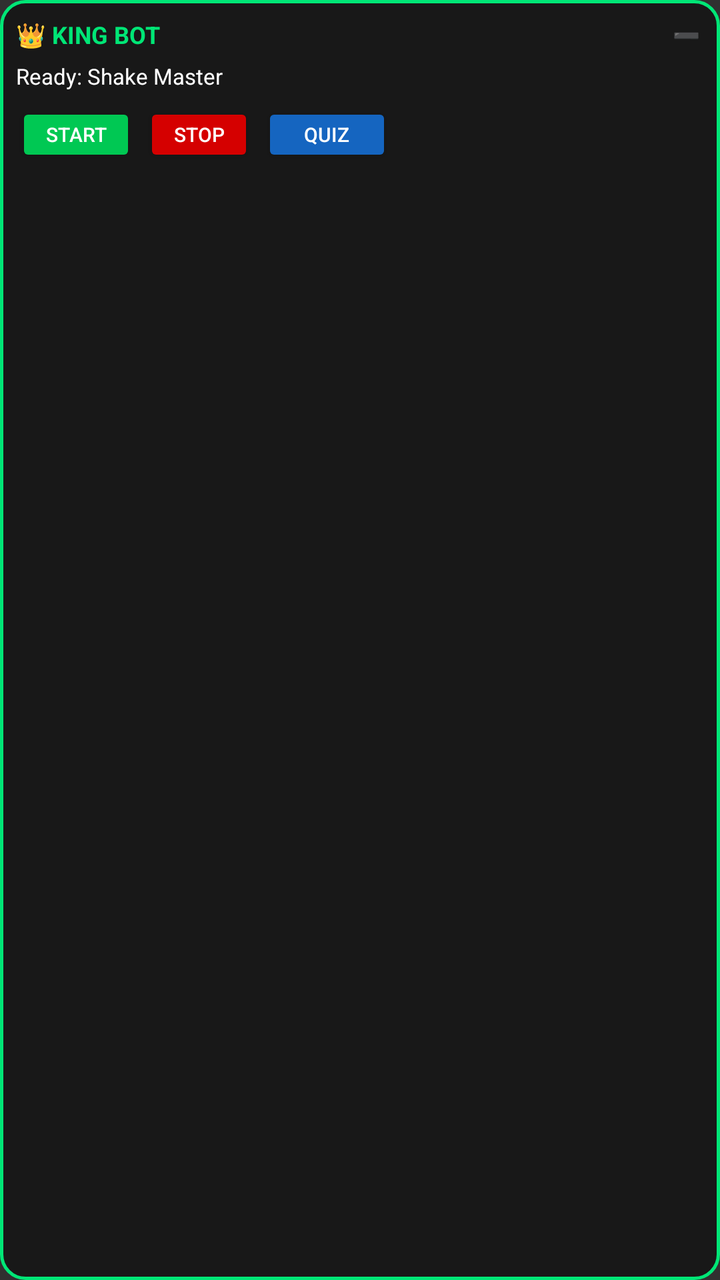
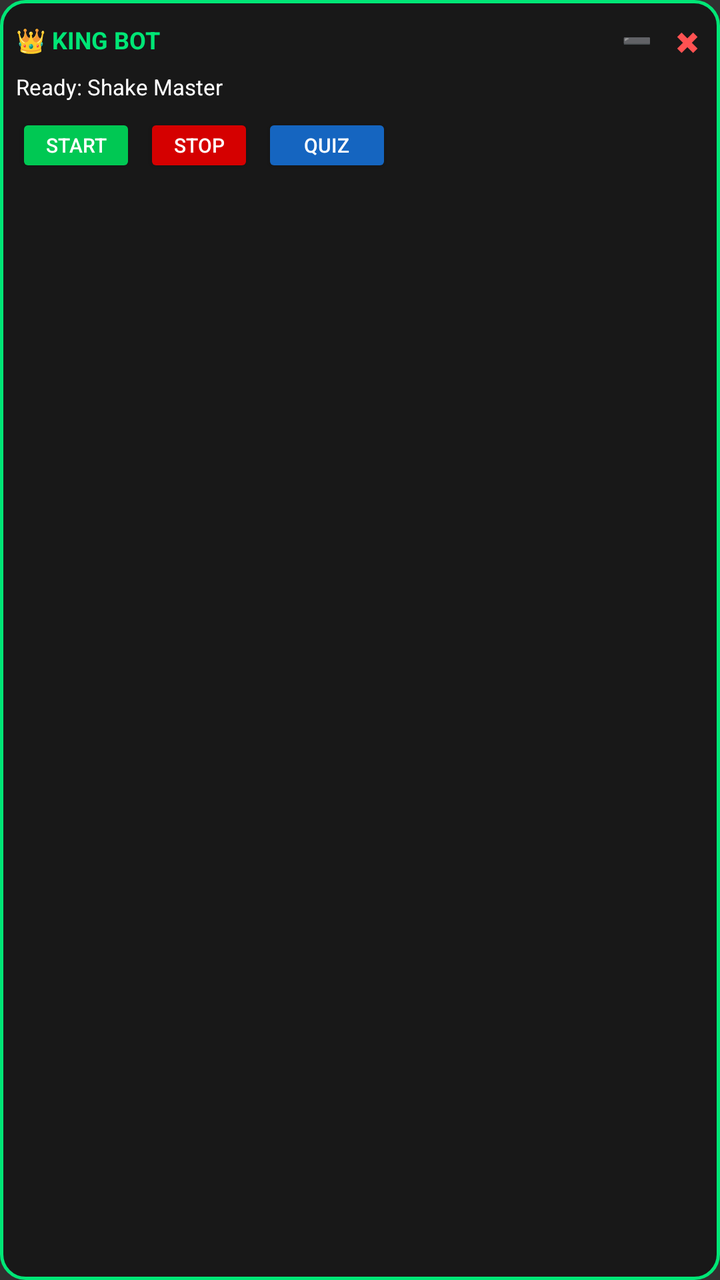

Screens rendered from an Android XML layout before and after an edit, with the pre-edit source and the edit as a unified diff.
<!-- AndroidManifest.xml: application theme Theme.AppCompat.NoActionBar -->
<!-- res/layout/layout_floating_widget.xml -->
<?xml version="1.0" encoding="utf-8"?>
<LinearLayout xmlns:android="http://schemas.android.com/apk/res/android"
    android:id="@+id/root_layout"
    android:layout_width="wrap_content"
    android:layout_height="wrap_content"
    android:orientation="vertical"
    android:background="@drawable/bg_floating_widget"
    android:padding="8dp"
    android:elevation="8dp">

    
    <LinearLayout
        android:id="@+id/drag_handle"
        android:layout_width="match_parent"
        android:layout_height="wrap_content"
        android:orientation="horizontal"
        android:gravity="center_vertical"
        android:paddingBottom="4dp">

        <TextView
            android:id="@+id/tv_title"
            android:layout_width="0dp"
            android:layout_height="wrap_content"
            android:layout_weight="1"
            android:text="👑 KING BOT"
            android:textColor="#00E676"
            android:textStyle="bold"
            android:textSize="12sp" />

        <TextView
            android:id="@+id/btn_collapse"
            android:layout_width="wrap_content"
            android:layout_height="wrap_content"
            android:text="➖"
            android:textSize="11sp"
            android:padding="2dp" />
    </LinearLayout>

    
    <TextView
        android:id="@+id/tv_status"
        android:layout_width="wrap_content"
        android:layout_height="wrap_content"
        android:text="Ready: Shake Master"
        android:textColor="#FFFFFF"
        android:textSize="11sp"
        android:maxLines="2"
        android:ellipsize="end"
        android:paddingBottom="6dp" />

    
    <LinearLayout
        android:id="@+id/controls_container"
        android:layout_width="wrap_content"
        android:layout_height="wrap_content"
        android:orientation="horizontal"
        android:gravity="center">

        <Button
            android:id="@+id/btn_start"
            android:layout_width="60dp"
            android:layout_height="32dp"
            android:text="START"
            android:textSize="10sp"
            android:textColor="#FFFFFF"
            android:backgroundTint="#00C853"
            android:padding="0dp"
            android:minHeight="0dp" />

        <Button
            android:id="@+id/btn_stop"
            android:layout_width="55dp"
            android:layout_height="32dp"
            android:layout_marginStart="4dp"
            android:text="STOP"
            android:textSize="10sp"
            android:textColor="#FFFFFF"
            android:backgroundTint="#D50000"
            android:padding="0dp"
            android:minHeight="0dp" />

        <Button
            android:id="@+id/btn_mode"
            android:layout_width="65dp"
            android:layout_height="32dp"
            android:layout_marginStart="4dp"
            android:text="QUIZ"
            android:textSize="10sp"
            android:textColor="#FFFFFF"
            android:backgroundTint="#1565C0"
            android:padding="0dp"
            android:minHeight="0dp" />
    </LinearLayout>
</LinearLayout>
<!-- resources referenced by this layout -->
<resources>
  <!-- drawable bg_floating_widget (drawable) -->
  <?xml version="1.0" encoding="utf-8"?>
  <shape xmlns:android="http://schemas.android.com/apk/res/android"
      android:shape="rectangle">
      <solid android:color="#CC121212" />
      <corners android:radius="12dp" />
      <stroke
          android:width="1.5dp"
          android:color="#00E676" />
  </shape>
</resources>

<!-- the commit's change to res/layout/layout_floating_widget.xml (unified diff, before → after) -->
@@ -32,8 +32,20 @@
             android:layout_width="wrap_content"
             android:layout_height="wrap_content"
             android:text="➖"
-            android:textSize="11sp"
-            android:padding="2dp" />
+            android:textColor="#B0BEC5"
+            android:textSize="12sp"
+            android:padding="3dp" />
+
+        <TextView
+            android:id="@+id/btn_close_widget"
+            android:layout_width="wrap_content"
+            android:layout_height="wrap_content"
+            android:layout_marginStart="6dp"
+            android:text="✖"
+            android:textColor="#FF5252"
+            android:textStyle="bold"
+            android:textSize="13sp"
+            android:padding="3dp" />
     </LinearLayout>
 
     
